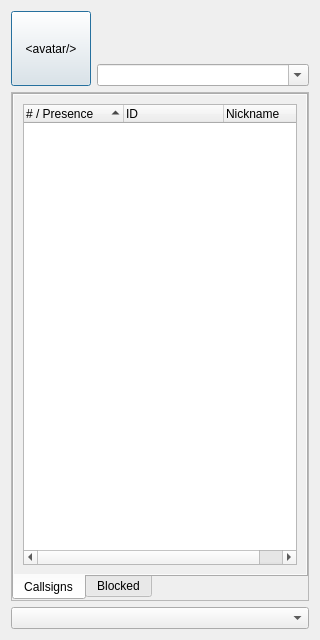
Before: the Qt Designer form src/ui/xmpp/gkxmpprosterdialog.ui in GekkoFyre/small-world-deluxe, drawn with Qt 5.
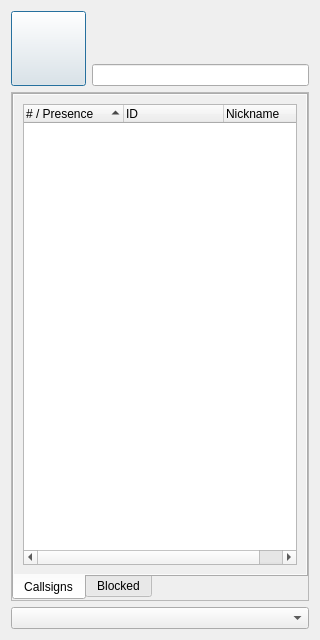
After: the same form once the commit is applied.

```diff
--- a/src/ui/xmpp/gkxmpprosterdialog.ui
+++ b/src/ui/xmpp/gkxmpprosterdialog.ui
@@ -68,7 +68,7 @@
             <string>Your currently set avatar.</string>
            </property>
            <property name="text">
-            <string>&lt;avatar/&gt;</string>
+            <string/>
            </property>
           </widget>
          </item>
@@ -163,14 +163,7 @@
           </widget>
          </item>
          <item>
-          <widget class="QComboBox" name="comboBox_self_custom_status">
-           <property name="editable">
-            <bool>true</bool>
-           </property>
-           <property name="maxCount">
-            <number>24</number>
-           </property>
-          </widget>
+          <widget class="QLineEdit" name="lineEdit_edit_nickname"/>
          </item>
         </layout>
        </widget>
```
Left out of the diff: 11 changed lines with no effect on the pictures.
